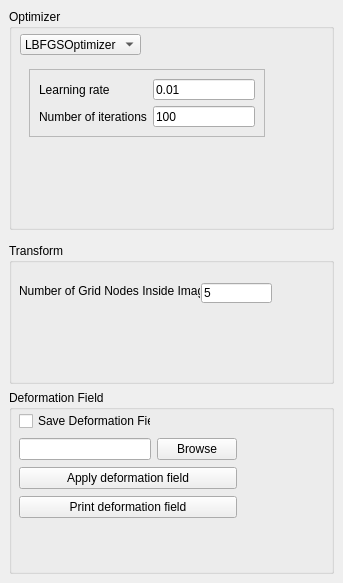
Old version of the form Modules/Bundles/org.mitk.gui.qt.deformableregistration/src/internal/QmitkBSplineRegistrationViewControls.ui in the repository MITK/MITK.
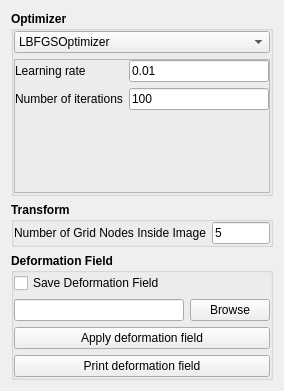
New version of the form. The open tabs and pages were chosen to show the change.

Commit message: FIX (#2731): Changed layout for a better usability.

```diff
--- a/Modules/Bundles/org.mitk.gui.qt.deformableregistration/src/internal/QmitkBSplineRegistrationViewControls.ui
+++ b/Modules/Bundles/org.mitk.gui.qt.deformableregistration/src/internal/QmitkBSplineRegistrationViewControls.ui
@@ -6,66 +6,105 @@
    <rect>
     <x>0</x>
     <y>0</y>
-    <width>343</width>
-    <height>583</height>
+    <width>260</width>
+    <height>361</height>
    </rect>
   </property>
   <property name="minimumSize">
    <size>
-    <width>287</width>
-    <height>260</height>
+    <width>0</width>
+    <height>0</height>
    </size>
   </property>
   <property name="windowTitle">
    <string>QmitkBSplineRegistrationViewControls</string>
   </property>
+  <layout class="QVBoxLayout" name="verticalLayout_4">
+   <item>
   <widget class="QGroupBox" name="m_OptimizerGroup">
    <property name="enabled">
     <bool>true</bool>
    </property>
-   <property name="geometry">
-    <rect>
-     <x>9</x>
-     <y>9</y>
-     <width>325</width>
-     <height>221</height>
-    </rect>
+     <property name="font">
+      <font>
+       <weight>75</weight>
+       <bold>true</bold>
+      </font>
    </property>
    <property name="title">
     <string>Optimizer</string>
    </property>
+     <property name="flat">
+      <bool>true</bool>
+     </property>
+     <layout class="QVBoxLayout" name="verticalLayout">
+      <property name="margin">
+       <number>0</number>
+      </property>
+      <item>
+       <widget class="QComboBox" name="m_OptimizerSelector">
+        <property name="font">
+         <font>
+          <weight>50</weight>
+          <bold>false</bold>
+         </font>
+        </property>
+        <item>
+         <property name="text">
+          <string>LBFGSOptimizer</string>
+         </property>
+        </item>
+        <item>
+         <property name="text">
+          <string>Gradient Descent</string>
+         </property>
+        </item>
+       </widget>
+      </item>
+      <item>
    <widget class="QStackedWidget" name="m_OptimizerWidgetStack">
-    <property name="geometry">
-     <rect>
-      <x>10</x>
-      <y>50</y>
-      <width>311</width>
-      <height>171</height>
-     </rect>
+        <property name="font">
+         <font>
+          <weight>50</weight>
+          <bold>false</bold>
+         </font>
+        </property>
+        <property name="frameShape">
+         <enum>QFrame::NoFrame</enum>
+        </property>
+        <property name="frameShadow">
+         <enum>QFrame::Plain</enum>
+        </property>
+        <property name="lineWidth">
+         <number>1</number>
     </property>
     <property name="currentIndex">
      <number>0</number>
     </property>
     <widget class="QWidget" name="m_LBFGS">
+         <layout class="QVBoxLayout" name="verticalLayout_7">
+          <property name="margin">
+           <number>0</number>
+          </property>
+          <item>
      <widget class="QFrame" name="m_LBFGSFrame">
       <property name="enabled">
        <bool>true</bool>
       </property>
-      <property name="geometry">
-       <rect>
-        <x>0</x>
-        <y>10</y>
-        <width>295</width>
-        <height>145</height>
-       </rect>
-      </property>
       <property name="frameShape">
        <enum>QFrame::StyledPanel</enum>
       </property>
       <property name="frameShadow">
        <enum>QFrame::Raised</enum>
       </property>
-      <layout class="QGridLayout" name="gridLayout">
+            <layout class="QVBoxLayout" name="verticalLayout_6">
+             <property name="margin">
+              <number>0</number>
+             </property>
+             <item>
+              <layout class="QVBoxLayout" name="verticalLayout_5">
+               <item>
+                <layout class="QFormLayout" name="formLayout_2">
        <item row="0" column="0">
         <widget class="QLabel" name="label">
          <property name="text">
@@ -122,35 +161,55 @@
          </property>
         </widget>
        </item>
-       <item row="4" column="0" colspan="2">
+                </layout>
+               </item>
+               <item>
         <widget class="QCheckBox" name="m_TraceOn">
+                 <property name="font">
+                  <font>
+                   <weight>50</weight>
+                   <bold>false</bold>
+                  </font>
+                 </property>
          <property name="text">
           <string>Print out information on every iteration step</string>
          </property>
         </widget>
        </item>
       </layout>
-     </widget>
+             </item>
+            </layout>
+           </widget>
+          </item>
+         </layout>
     </widget>
     <widget class="QWidget" name="m_GradientDescent">
+         <layout class="QVBoxLayout" name="verticalLayout_9">
+          <property name="margin">
+           <number>0</number>
+          </property>
+          <item>
      <widget class="QFrame" name="m_GradientDescentFrame">
-      <property name="geometry">
-       <rect>
-        <x>10</x>
-        <y>10</y>
-        <width>236</width>
-        <height>68</height>
-       </rect>
-      </property>
       <property name="frameShape">
        <enum>QFrame::StyledPanel</enum>
       </property>
       <property name="frameShadow">
        <enum>QFrame::Raised</enum>
       </property>
+            <layout class="QVBoxLayout" name="verticalLayout_8">
+             <property name="margin">
+              <number>0</number>
+             </property>
+             <item>
       <layout class="QFormLayout" name="formLayout">
        <item row="0" column="0">
         <widget class="QLabel" name="label_6">
+                 <property name="font">
+                  <font>
+                   <weight>50</weight>
+                   <bold>false</bold>
+                  </font>
+                 </property>
          <property name="text">
           <string>Learning rate</string>
          </property>
@@ -158,6 +217,12 @@
        </item>
        <item row="0" column="1">
         <widget class="QLineEdit" name="m_LearningRateGradientDescent">
+                 <property name="font">
+                  <font>
+                   <weight>50</weight>
+                   <bold>false</bold>
+                  </font>
+                 </property>
          <property name="text">
           <string>0.01</string>
          </property>
@@ -165,6 +230,12 @@
        </item>
        <item row="1" column="0">
         <widget class="QLabel" name="label_7">
+                 <property name="font">
+                  <font>
+                   <weight>50</weight>
+                   <bold>false</bold>
+                  </font>
+                 </property>
          <property name="text">
           <string>Number of iterations</string>
          </property>
@@ -172,109 +243,131 @@
        </item>
        <item row="1" column="1">
         <widget class="QLineEdit" name="m_NumberOfIterationsGradientDescent">
+                 <property name="font">
+                  <font>
+                   <weight>50</weight>
+                   <bold>false</bold>
+                  </font>
+                 </property>
          <property name="text">
           <string>100</string>
          </property>
         </widget>
        </item>
       </layout>
-     </widget>
-    </widget>
-   </widget>
-   <widget class="QComboBox" name="m_OptimizerSelector">
-    <property name="geometry">
-     <rect>
-      <x>11</x>
-      <y>25</y>
-      <width>121</width>
-      <height>21</height>
-     </rect>
-    </property>
-    <item>
-     <property name="text">
-      <string>LBFGSOptimizer</string>
-     </property>
-    </item>
-    <item>
-     <property name="text">
-      <string>Gradient Descent</string>
-     </property>
-    </item>
-   </widget>
-  </widget>
+             </item>
+            </layout>
+           </widget>
+          </item>
+         </layout>
+        </widget>
+       </widget>
+      </item>
+     </layout>
+    </widget>
+   </item>
+   <item>
   <widget class="QGroupBox" name="groupBox">
-   <property name="geometry">
-    <rect>
-     <x>9</x>
-     <y>243</y>
-     <width>325</width>
-     <height>141</height>
-    </rect>
+     <property name="font">
+      <font>
+       <weight>75</weight>
+       <bold>true</bold>
+      </font>
    </property>
    <property name="title">
     <string>Transform</string>
    </property>
+     <property name="flat">
+      <bool>true</bool>
+     </property>
+     <layout class="QVBoxLayout" name="verticalLayout_2">
+      <property name="margin">
+       <number>0</number>
+      </property>
+      <item>
+       <layout class="QHBoxLayout" name="horizontalLayout">
+        <item>
    <widget class="QLabel" name="label_5">
-    <property name="geometry">
-     <rect>
-      <x>10</x>
-      <y>40</y>
-      <width>181</width>
-      <height>16</height>
-     </rect>
+          <property name="font">
+           <font>
+            <weight>50</weight>
+            <bold>false</bold>
+           </font>
     </property>
     <property name="text">
      <string>Number of Grid Nodes Inside Image</string>
     </property>
    </widget>
+        </item>
+        <item>
    <widget class="QLineEdit" name="m_NumberOfGridNodes">
-    <property name="geometry">
-     <rect>
-      <x>192</x>
-      <y>40</y>
-      <width>71</width>
-      <height>20</height>
-     </rect>
+          <property name="font">
+           <font>
+            <weight>50</weight>
+            <bold>false</bold>
+           </font>
     </property>
     <property name="text">
      <string>5</string>
     </property>
    </widget>
-  </widget>
+        </item>
+       </layout>
+      </item>
+     </layout>
+    </widget>
+   </item>
+   <item>
   <widget class="QGroupBox" name="groupBox_2">
-   <property name="geometry">
-    <rect>
-     <x>9</x>
-     <y>390</y>
-     <width>325</width>
-     <height>184</height>
-    </rect>
+     <property name="font">
+      <font>
+       <weight>75</weight>
+       <bold>true</bold>
+      </font>
    </property>
    <property name="title">
     <string>Deformation Field</string>
    </property>
-   <widget class="QWidget" name="layoutWidget">
-    <property name="geometry">
-     <rect>
-      <x>10</x>
-      <y>20</y>
-      <width>218</width>
-      <height>111</height>
-     </rect>
-    </property>
+     <property name="flat">
+      <bool>true</bool>
+     </property>
+     <layout class="QVBoxLayout" name="verticalLayout_3">
+      <property name="margin">
+       <number>0</number>
+      </property>
+      <item>
     <layout class="QGridLayout" name="gridLayout_2">
      <item row="0" column="0">
       <widget class="QCheckBox" name="m_SaveDeformFieldCheck">
+          <property name="font">
+           <font>
+            <weight>50</weight>
+            <bold>false</bold>
+           </font>
+          </property>
        <property name="text">
         <string>Save Deformation Field</string>
        </property>
       </widget>
      </item>
      <item row="1" column="0">
-      <widget class="QLineEdit" name="m_DeformationField"/>
+         <widget class="QLineEdit" name="m_DeformationField">
+          <property name="font">
+           <font>
+            <weight>50</weight>
+            <bold>false</bold>
+           </font>
+          </property>
+         </widget>
      </item>
      <item row="1" column="1">
       <widget class="QPushButton" name="m_BrowseDeformationField">
+          <property name="font">
+           <font>
+            <weight>50</weight>
+            <bold>false</bold>
+           </font>
+          </property>
        <property name="text">
         <string>Browse</string>
        </property>
@@ -282,6 +375,12 @@
      </item>
      <item row="2" column="0" colspan="2">
       <widget class="QPushButton" name="m_ApplyDeformationField">
+          <property name="font">
+           <font>
+            <weight>50</weight>
+            <bold>false</bold>
+           </font>
+          </property>
        <property name="text">
         <string>Apply deformation field</string>
        </property>
@@ -289,14 +388,23 @@
      </item>
      <item row="3" column="0" colspan="2">
       <widget class="QPushButton" name="m_PrintDeformField">
+          <property name="font">
+           <font>
+            <weight>50</weight>
+            <bold>false</bold>
+           </font>
+          </property>
        <property name="text">
         <string>Print deformation field</string>
        </property>
       </widget>
      </item>
     </layout>
-   </widget>
-  </widget>
+      </item>
+     </layout>
+    </widget>
+   </item>
+  </layout>
  </widget>
  <resources/>
  <connections/>
```
Lines whose indentation alone changed are shown as unchanged. The commit also changes 4 other files.
